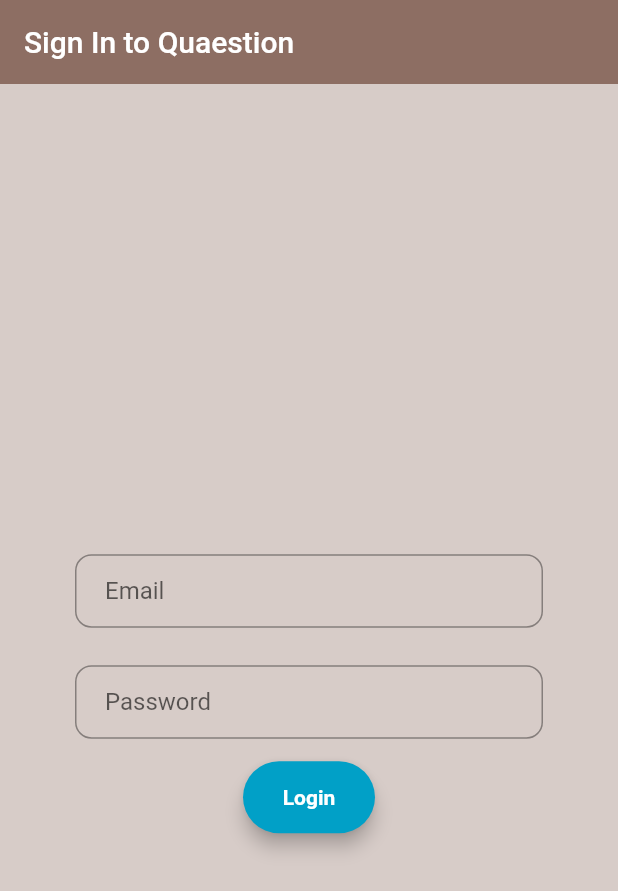
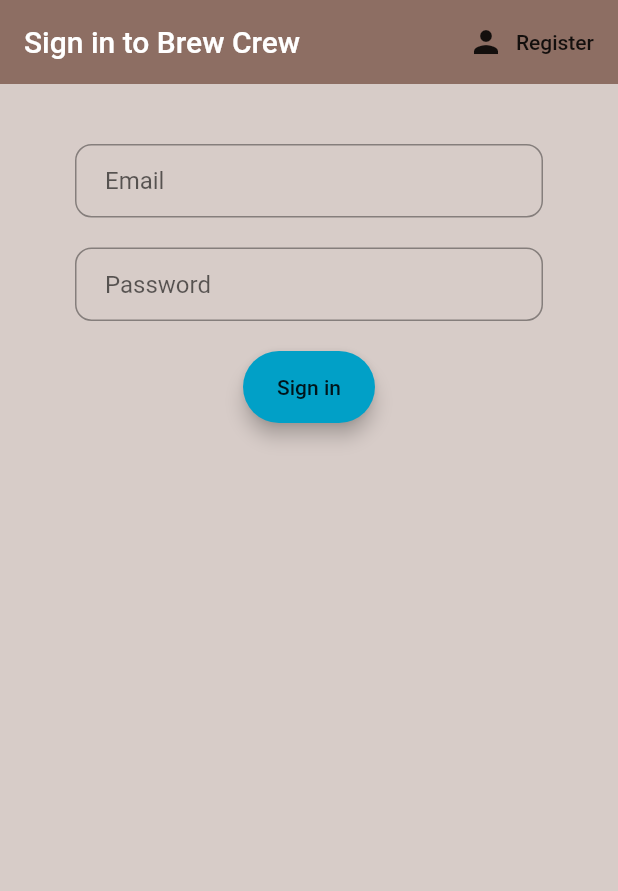
Before and after one commit to sauravsb99/Quaestio, a Flutter app: the screen it shows after launch, on a phone screen of 412 x 824 dp. Shown: the top 891 px of the screen. Run offline on Flutter 3.47's test engine with Material 2 defaults, Android fonts, the phone set to English and light mode, and no system bars; our stand-ins replace firebase_auth; accounts and stored records are empty.

```diff
--- a/queastio/lib/screens/authenticate/sign_in.dart
+++ b/queastio/lib/screens/authenticate/sign_in.dart
@@ -1,18 +1,33 @@
+import 'package:queastio/services/auth.dart';
 import 'package:flutter/material.dart';
-import 'package:queastio/services/auth.dart';
+class SignIn extends StatefulWidget {
 
-class SignIn extends StatefulWidget {
+  final Function toggleView;
+  SignIn({ this.toggleView });
+
   @override
   _SignInState createState() => _SignInState();
 }
 
 class _SignInState extends State<SignIn> {
-  AuthService _auth = AuthService();
+
+  final AuthService _auth = AuthService();
+  final _formKey = GlobalKey<FormState>();
+  String error = '';
+
+  // text field state
+  String email = '';
+  String password = '';
+
   @override
 
   Widget build(BuildContext context) {
 
-    final emailField = TextField(
+    final emailField = TextFormField(
+      validator: (val) => val.isEmpty ? 'Enter an email' : null,
+      onChanged: (val) {
+        setState(() => email = val);
+      },
       obscureText: false,
       decoration: InputDecoration(
           contentPadding: EdgeInsets.fromLTRB(20.0, 15.0, 20.0, 15.0),
@@ -21,8 +36,12 @@ class _SignInState extends State<SignIn> {
           OutlineInputBorder(borderRadius: BorderRadius.circular(11.0))),
     );
 
-    final passwordField = TextField(
+    final passwordField =  TextFormField(
       obscureText: true,
+      validator: (val) => val.length < 6 ? 'Enter a password 6+ chars long' : null,
+      onChanged: (val) {
+        setState(() => password = val);
+      },
       decoration: InputDecoration(
           contentPadding: EdgeInsets.fromLTRB(20.0, 15.0, 20.0, 15.0),
           hintText: "Password",
@@ -36,17 +55,17 @@ class _SignInState extends State<SignIn> {
       color: Color(0xff01A0C7),
         child: MaterialButton(
           padding: EdgeInsets.fromLTRB(20.0, 15.0, 20.0, 15.0),
-          onPressed: () async{
-          dynamic result = await _auth.signInAnon();
-          if(result == null){
-            print('Eroor signing in');
-          }else{
-            print('Welcome ');
-            print(result.uid);
+            child:Text("Sign in"),
+            onPressed: () async {
+              if(_formKey.currentState.validate()){
+                dynamic result = await _auth.signInWithEmailAndPassword(email, password);
+                if(result == null) {
+                  setState(() {
+                    error = 'Could not sign in with those credentials';
+                  });
                 }
-         },
-          child: Text("Login",textAlign: TextAlign.center,style: TextStyle(
-          color: Colors.white, fontWeight: FontWeight.bold))
+              }
+            }
         )
     );
 
@@ -55,38 +74,66 @@ class _SignInState extends State<SignIn> {
       appBar: AppBar(
         backgroundColor: Colors.brown[400],
         elevation: 0.0,
-        title: Text('Sign In to Quaestion'),
+        title: Text('Sign in to Brew Crew'),
+        actions: <Widget>[
+          FlatButton.icon(
+            icon: Icon(Icons.person),
+            label: Text('Register'),
+            onPressed: () => widget.toggleView(),
+          ),
+        ],
       ),
 
-      body: Container(padding: EdgeInsets.symmetric(vertical: 20.0,horizontal: 50.0),
+      body: Container(
+        padding: EdgeInsets.symmetric(vertical: 20.0, horizontal: 50.0),
+        child: Form(
+          key: _formKey,
           child: Column(
-          crossAxisAlignment: CrossAxisAlignment.center,
-          mainAxisAlignment: MainAxisAlignment.center,
             children: <Widget>[
-//          SizedBox(
-//            height: 155.0,
-//            child: Image.asset(
-//              "assets/logo.png",
-//              fit: BoxFit.contain,
-//            ),
-//          ),
-          SizedBox(height: 45.0),
+              SizedBox(height: 20.0),
               emailField,
-          SizedBox(height: 25.0),
+              SizedBox(height: 20.0),
               passwordField,
-//          SizedBox(
-//            height: 35.0,
-//          ),
-//
-//        loginButon,
-          SizedBox(
-              height: 15.0),
+              SizedBox(height: 20.0),
               loginButton,
-
+              SizedBox(height: 12.0),
+              Text(
+                error,
+                style: TextStyle(color: Colors.red, fontSize: 14.0),
+              ),
             ],
           ),
         ),
 
+//      body: Container(padding: EdgeInsets.symmetric(vertical: 20.0,horizontal: 50.0),
+//        child: Column(
+//          crossAxisAlignment: CrossAxisAlignment.center,
+//          mainAxisAlignment: MainAxisAlignment.center,
+//          children: <Widget>[
+////          SizedBox(
+////            height: 155.0,
+////            child: Image.asset(
+////              "assets/logo.png",
+////              fit: BoxFit.contain,
+////            ),
+////          ),
+//          SizedBox(height: 45.0),
+//          emailField,
+//          SizedBox(height: 25.0),
+//          passwordField,
+////          SizedBox(
+////            height: 35.0,
+////          ),
+////
+////        loginButon,
+//          SizedBox(
+//              height: 15.0),
+//          loginButton,
+//
+//        ],
+//      ),
+
+      ),
     );
   }
 
```
Also changed, not shown: queastio/lib/screens/authenticate/register.dart (+12 -7 lines), queastio/lib/screens/home/home.dart (+21 -0 lines), queastio/lib/widgets/Login.dart (added, +60 -0 lines). Lines whose indentation alone changed are shown as unchanged.
